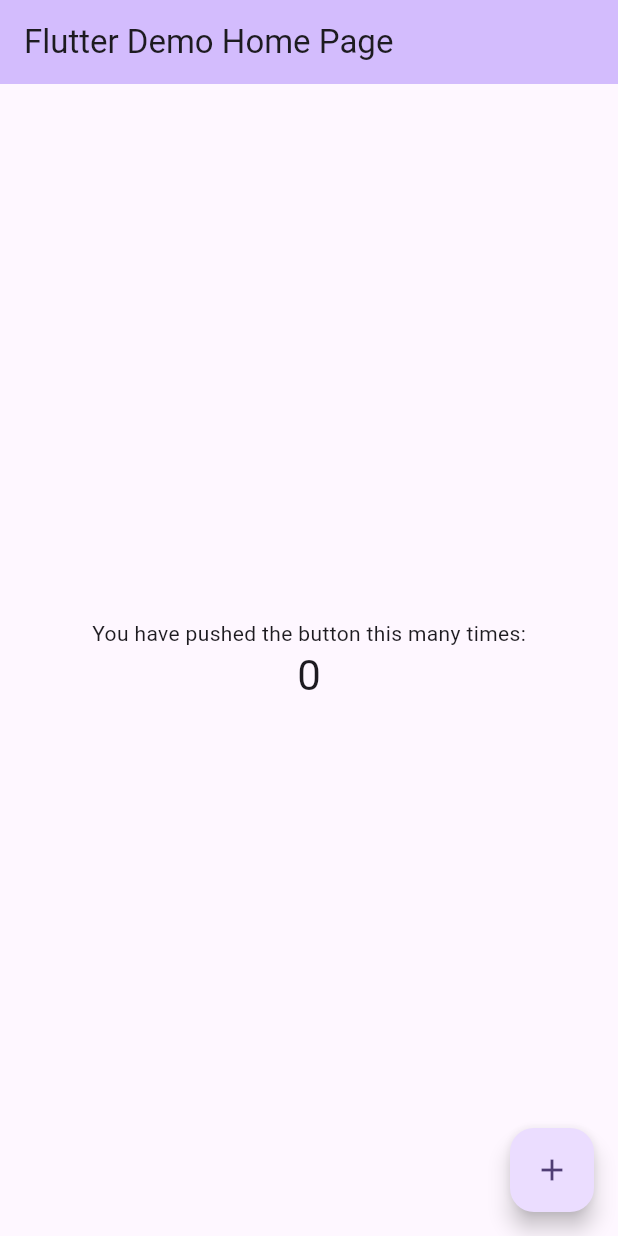
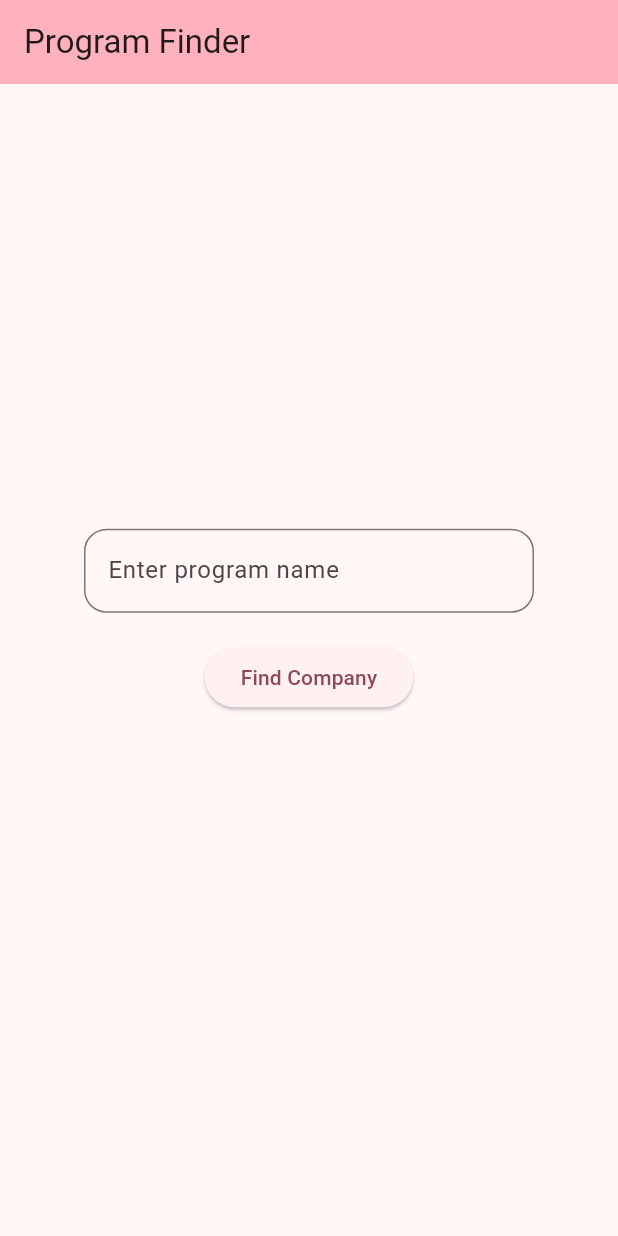
Before and after one commit to qyotaro/Flutter_Labs, a Flutter app: the screen it shows after launch, on a phone screen of 412 x 824 dp. Run offline on Flutter 3.47's test engine with Material 3 defaults, Android fonts, the light colour scheme and no system bars.

Commit message:
first commit(finish)

```diff
--- a/lib/main.dart
+++ b/lib/main.dart
@@ -7,119 +7,103 @@
 class MyApp extends StatelessWidget {
   const MyApp({super.key});
 
-  // This widget is the root of your application.
   @override
   Widget build(BuildContext context) {
+    const title = 'Program Finder';
     return MaterialApp(
-      title: 'Flutter Demo',
+      title: title,
       theme: ThemeData(
-        // This is the theme of your application.
-        //
-        // TRY THIS: Try running your application with "flutter run". You'll see
-        // the application has a purple toolbar. Then, without quitting the app,
-        // try changing the seedColor in the colorScheme below to Colors.green
-        // and then invoke "hot reload" (save your changes or press the "hot
-        // reload" button in a Flutter-supported IDE, or press "r" if you used
-        // the command line to start the app).
-        //
-        // Notice that the counter didn't reset back to zero; the application
-        // state is not lost during the reload. To reset the state, use hot
-        // restart instead.
-        //
-        // This works for code too, not just values: Most code changes can be
-        // tested with just a hot reload.
-        colorScheme: ColorScheme.fromSeed(seedColor: Colors.deepPurple),
-        useMaterial3: true,
+        colorScheme: ColorScheme.fromSeed(seedColor: Colors.pink),
       ),
-      home: const MyHomePage(title: 'Flutter Demo Home Page'),
+      home: const MyHomePage(),
     );
   }
 }
 
+
 class MyHomePage extends StatefulWidget {
-  const MyHomePage({super.key, required this.title});
-
-  // This widget is the home page of your application. It is stateful, meaning
-  // that it has a State object (defined below) that contains fields that affect
-  // how it looks.
-
-  // This class is the configuration for the state. It holds the values (in this
-  // case the title) provided by the parent (in this case the App widget) and
-  // used by the build method of the State. Fields in a Widget subclass are
-  // always marked "final".
-
-  final String title;
+  const MyHomePage({super.key});
 
   @override
   State<MyHomePage> createState() => _MyHomePageState();
 }
 
+
 class _MyHomePageState extends State<MyHomePage> {
-  int _counter = 0;
+  final _controller = TextEditingController();
+  String _result = '';
 
-  void _incrementCounter() {
-    setState(() {
-      // This call to setState tells the Flutter framework that something has
-      // changed in this State, which causes it to rerun the build method below
-      // so that the display can reflect the updated values. If we changed
-      // _counter without calling setState(), then the build method would not be
-      // called again, and so nothing would appear to happen.
-      _counter++;
-    });
-  }
+  final Map<String, String> _programs = {
+    'windows': 'Microsoft',
+    'word': 'Microsoft',
+    'excel': 'Microsoft',
+    'powerpoint': 'Microsoft',
+    'chrome': 'Google',
+    'gmail': 'Google',
+    'youtube': 'Google',
+    'discord': 'Discord Inc.',
+    'android': 'Google',
+    'macos': 'Apple',
+    'ios': 'Apple',
+    'photoshop': 'Adobe',
+    'zoom': 'Zoom Video Communications',
+    'deadlock': 'Valve Corporation',
+    'dota 2': 'Valve Corporation',
+    'minecraft' : 'Mojang Studios',
+
+  };
+
+
+void _findCompany() {
+  setState(() {
+    final String program = _controller.text.trim().toLowerCase();
+    if (_programs.containsKey(program)) {
+      _result = 'Program "$program" was created by ${_programs[program]}.';
+    } else {
+      _result = 'Program "$program" not found in the database.';
+    }
+  });
+}
+
 
   @override
   Widget build(BuildContext context) {
-    // This method is rerun every time setState is called, for instance as done
-    // by the _incrementCounter method above.
-    //
-    // The Flutter framework has been optimized to make rerunning build methods
-    // fast, so that you can just rebuild anything that needs updating rather
-    // than having to individually change instances of widgets.
     return Scaffold(
       appBar: AppBar(
-        // TRY THIS: Try changing the color here to a specific color (to
-        // Colors.amber, perhaps?) and trigger a hot reload to see the AppBar
-        // change color while the other colors stay the same.
         backgroundColor: Theme.of(context).colorScheme.inversePrimary,
-        // Here we take the value from the MyHomePage object that was created by
-        // the App.build method, and use it to set our appbar title.
-        title: Text(widget.title),
+        title: const Text('Program Finder'),
       ),
       body: Center(
-        // Center is a layout widget. It takes a single child and positions it
-        // in the middle of the parent.
         child: Column(
-          // Column is also a layout widget. It takes a list of children and
-          // arranges them vertically. By default, it sizes itself to fit its
-          // children horizontally, and tries to be as tall as its parent.
-          //
-          // Column has various properties to control how it sizes itself and
-          // how it positions its children. Here we use mainAxisAlignment to
-          // center the children vertically; the main axis here is the vertical
-          // axis because Columns are vertical (the cross axis would be
-          // horizontal).
-          //
-          // TRY THIS: Invoke "debug painting" (choose the "Toggle Debug Paint"
-          // action in the IDE, or press "p" in the console), to see the
-          // wireframe for each widget.
           mainAxisAlignment: MainAxisAlignment.center,
-          children: <Widget>[
-            const Text(
-              'You have pushed the button this many times:',
+          children: [
+            SizedBox(
+              width: 300,
+              height: 75,
+              child: TextFormField(
+                controller: _controller,
+                decoration: const InputDecoration(
+                  border: OutlineInputBorder(
+                    borderRadius: BorderRadius.all(Radius.circular(15)),
+                  ),
+                  hintText: 'Enter program name',
+                ),
+                textInputAction: TextInputAction.done,
+              ),
             ),
+            ElevatedButton(
+              onPressed: _findCompany,
+              child: const Text('Find Company'),
+            ),
+            const SizedBox(height: 20),
             Text(
-              '$_counter',
-              style: Theme.of(context).textTheme.headlineMedium,
+              _result,
+              style: Theme.of(context).textTheme.headlineSmall,
+              textAlign: TextAlign.center,
             ),
           ],
         ),
       ),
-      floatingActionButton: FloatingActionButton(
-        onPressed: _incrementCounter,
-        tooltip: 'Increment',
-        child: const Icon(Icons.add),
-      ), // This trailing comma makes auto-formatting nicer for build methods.
     );
   }
 }
```
Also changed, not shown: image-1.png (added), image-2.png (added), image-3.png (added), 1 other file.
